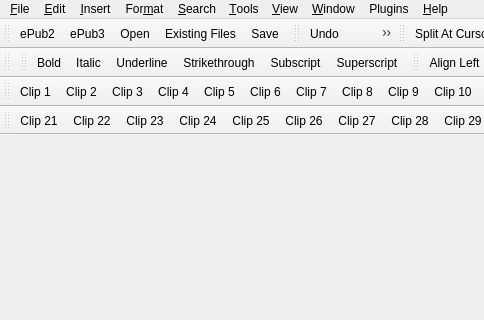
Before: the Qt Designer form src/Form_Files/main.ui in Sigil-Ebook/Sigil, drawn with Qt 5; both pictures show x 0 to 484 and y 0 to 320 of the 1000 by 700 pixel window.
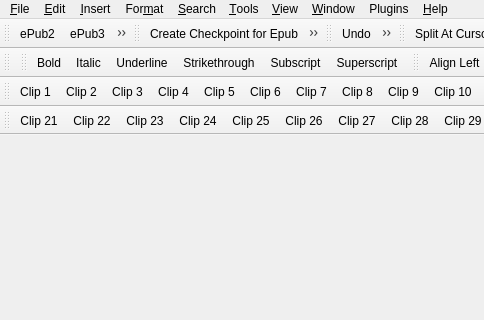
After: the same form once the commit is applied. Icons and pictures are not drawn.

Commit message: add actions for checkpoints: Commit, Checkout, Diff, EraseRepo

What changed in the file:
```diff
--- a/src/Form_Files/main.ui
+++ b/src/Form_Files/main.ui
@@ -411,6 +411,21 @@
    <addaction name="actionAddExistingFile"/>
    <addaction name="actionSave"/>
   </widget>
+  <widget class="QToolBar" name="toolBarRepoActions">
+   <property name="windowTitle">
+    <string>Checkpoints</string>
+   </property>
+   <attribute name="toolBarArea">
+    <enum>TopToolBarArea</enum>
+   </attribute>
+   <attribute name="toolBarBreak">
+    <bool>false</bool>
+   </attribute>
+   <addaction name="actionCommit"/>
+   <addaction name="actionCheckout"/>
+   <addaction name="actionDiff"/>
+   <addaction name="actionEraseRepo"/>
+  </widget>
   <widget class="QToolBar" name="toolBarTextManip">
    <property name="windowTitle">
     <string>Edit</string>
@@ -2666,6 +2681,42 @@
     <string>Remove the NCX and Guide</string>
    </property>
   </action>
+  <action name="actionCommit">
+   <property name="icon">
+    <iconset resource="../Resource_Files/main/main.qrc">
+     <normaloff>:/main/git-commit_48px.png</normaloff>:/main/git-commit_48px.png</iconset>
+   </property>
+   <property name="text">
+    <string>Create Checkpoint for Epub</string>
+   </property>
+  </action>
+  <action name="actionCheckout">
+   <property name="icon">
+    <iconset resource="../Resource_Files/main/main.qrc">
+     <normaloff>:/main/git-checkout_48px.png</normaloff>:/main/git-checkout_48px.png</iconset>
+   </property>
+   <property name="text">
+    <string>Restore Epub from previous Checkpoint</string>
+   </property>
+  </action>
+  <action name="actionDiff">
+   <property name="icon">
+    <iconset resource="../Resource_Files/main/main.qrc">
+     <normaloff>:/main/git-diff_48px.png</normaloff>:/main/git-diff_48px.png</iconset>
+   </property>
+   <property name="text">
+    <string>Compare Epub against Checkpoint</string>
+   </property>
+  </action>
+  <action name="actionEraseRepo">
+   <property name="icon">
+    <iconset resource="../Resource_Files/main/main.qrc">
+     <normaloff>:/main/git-erase_48px.png</normaloff>:/main/git-erase_48px.png</iconset>
+   </property>
+   <property name="text">
+    <string>Erase Unneeded Checkpoint Repositories</string>
+   </property>
+  </action>
  </widget>
  <resources>
   <include location="../Resource_Files/main/main.qrc"/>
```
The commit also changes 1 other file.
